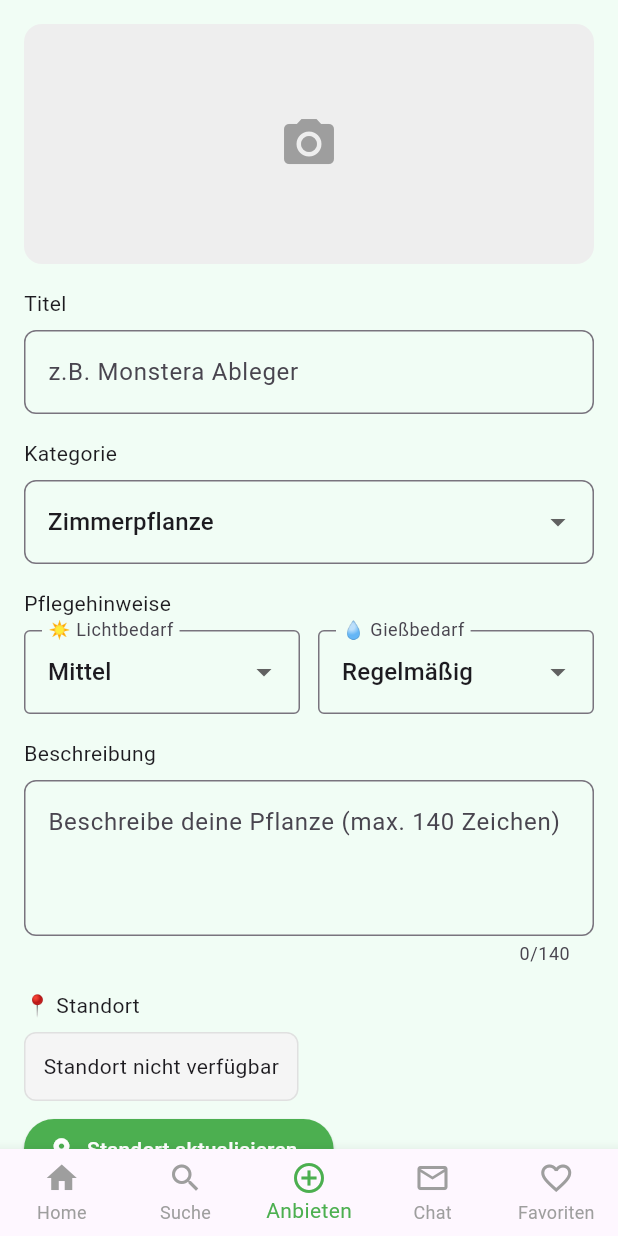
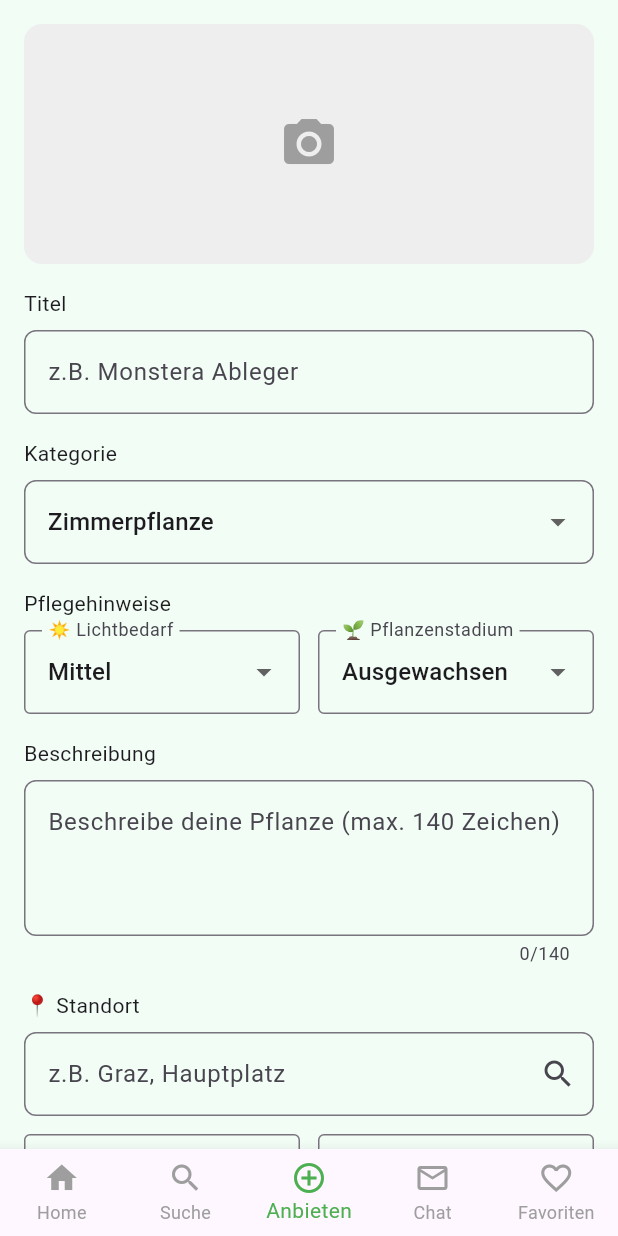
Before and after one commit to Anjanjanja1/GrowCircle, a Flutter app: the DashboardPage widget shown alone on an empty page, opened directly, item 3 of the bottom bar chosen, on a phone screen of 412 x 824 dp. Run offline on Flutter 3.47's test engine with Material 3 defaults, Android fonts, the phone set to English and light mode, and no system bars; our stand-ins replace flutter_map, geocoding, geolocator, image_picker, latlong2.

Commit message:
Add geolocation and plant management features with dummy data and image assets

```diff
--- a/lib/dashboard_page.dart
+++ b/lib/dashboard_page.dart
@@ -4,6 +4,8 @@ import 'package:flutter_map/flutter_map.dart';
 import 'package:latlong2/latlong.dart';
 import 'offer_page.dart';
 import 'main_layout.dart';
+import 'dummy_data.dart';
+import 'dart:io';
 
 class DashboardPage extends StatefulWidget {
   const DashboardPage({super.key});
@@ -26,31 +28,22 @@ class _DashboardPageState extends State<DashboardPage> {
   }
 
   Future<void> _determinePosition() async {
-    bool serviceEnabled;
-    LocationPermission permission;
-
-    serviceEnabled = await Geolocator.isLocationServiceEnabled();
+    bool serviceEnabled = await Geolocator.isLocationServiceEnabled();
     if (!serviceEnabled) {
       await Geolocator.openLocationSettings();
       return;
     }
 
-    permission = await Geolocator.checkPermission();
+    LocationPermission permission = await Geolocator.checkPermission();
     if (permission == LocationPermission.denied) {
       permission = await Geolocator.requestPermission();
-      if (permission == LocationPermission.denied) {
-        return;
-      }
+      if (permission == LocationPermission.denied) return;
     }
 
-    if (permission == LocationPermission.deniedForever) {
-      return;
-    }
+    if (permission == LocationPermission.deniedForever) return;
 
     Position position = await Geolocator.getCurrentPosition();
-    setState(() {
-      _currentPosition = position;
-    });
+    setState(() => _currentPosition = position);
   }
 
   double _radiusToZoom(double radiusKm) {
@@ -177,6 +170,32 @@ class _DashboardPageState extends State<DashboardPage> {
                                         size: 36,
                                       ),
                                     ),
+                                    ...dummyPlants.map(
+                                      (plant) => Marker(
+                                        width: 50.0,
+                                        height: 50.0,
+                                        point: plant.standort,
+                                        child: Container(
+                                          padding: const EdgeInsets.all(6),
+                                          decoration: BoxDecoration(
+                                            color: Colors.white,
+                                            shape: BoxShape.circle,
+                                            boxShadow: [
+                                              BoxShadow(
+                                                color: Colors.black26,
+                                                blurRadius: 6,
+                                                offset: Offset(0, 2),
+                                              ),
+                                            ],
+                                          ),
+                                          child: const Icon(
+                                            Icons.local_florist,
+                                            color: Colors.green,
+                                            size: 28,
+                                          ),
+                                        ),
+                                      ),
+                                    ),
                                   ],
                                 ),
                               ],
@@ -187,9 +206,7 @@ class _DashboardPageState extends State<DashboardPage> {
                   Positioned(
                     right: 16,
                     bottom: 16,
-                    child: Column(
-                      children: [
-                        Container(
+                    child: Container(
                       decoration: BoxDecoration(
                         color: Colors.white.withOpacity(0.8),
                         borderRadius: BorderRadius.circular(4),
@@ -206,8 +223,6 @@ class _DashboardPageState extends State<DashboardPage> {
                           ),
                         ],
                       ),
-                        ),
-                      ],
                     ),
                   ),
               ],
@@ -248,7 +263,7 @@ class _DashboardPageState extends State<DashboardPage> {
             GridView.builder(
               shrinkWrap: true,
               physics: const NeverScrollableScrollPhysics(),
-              itemCount: 6,
+              itemCount: dummyPlants.length,
               gridDelegate: const SliverGridDelegateWithFixedCrossAxisCount(
                 crossAxisCount: 2,
                 mainAxisSpacing: 12,
@@ -256,6 +271,7 @@ class _DashboardPageState extends State<DashboardPage> {
                 childAspectRatio: 3 / 4,
               ),
               itemBuilder: (context, index) {
+                final plant = dummyPlants[index];
                 return Container(
                   decoration: BoxDecoration(
                     color: Colors.green.shade100,
@@ -271,16 +287,34 @@ class _DashboardPageState extends State<DashboardPage> {
                               top: Radius.circular(12),
                             ),
                           ),
-                          child: const Center(
+                          child:
+                              plant.bildPfad != null
+                                  ? (plant.bildPfad!.startsWith('assets/')
+                                      ? Image.asset(
+                                        plant.bildPfad!,
+                                        fit: BoxFit.cover,
+                                        width: double.infinity,
+                                      )
+                                      : Image.file(
+                                        File(plant.bildPfad!),
+                                        fit: BoxFit.cover,
+                                        width: double.infinity,
+                                        errorBuilder: (context, error, stackTrace) {
+                                          return const Center(
+                                            child: Icon(Icons.broken_image, size: 40, color: Colors.blueGrey),
+                                          );
+                                        },
+                                      ))
+                                  : const Center(
                                     child: Icon(Icons.local_florist, size: 40),
                                   ),
                         ),
                       ),
-                      const Padding(
-                        padding: EdgeInsets.all(8),
+                      Padding(
+                        padding: const EdgeInsets.all(8),
                         child: Text(
-                          "Pflanze ${1}",
-                          style: TextStyle(fontWeight: FontWeight.bold),
+                          plant.titel,
+                          style: const TextStyle(fontWeight: FontWeight.bold),
                         ),
                       ),
                     ],
--- /dev/null
+++ b/lib/dummy_data.dart
@@ -0,0 +1,103 @@
+// NOTE: This list is updated via OfferPage when the user adds new entries.
+// Newly added plants with image file paths will use `Image.file(...)` rendering.
+
+import 'package:latlong2/latlong.dart';
+
+class DummyPlant {
+  final String titel;
+  final String kategorie;
+  final String lichtbedarf;
+  final String pflanzenstadium;
+  final String beschreibung;
+  final LatLng standort;
+  final String benutzerId;
+  final String? bildPfad;
+
+  DummyPlant({
+    required this.titel,
+    required this.kategorie,
+    required this.lichtbedarf,
+    required this.pflanzenstadium,
+    required this.beschreibung,
+    required this.standort,
+    required this.benutzerId,
+    this.bildPfad,
+  });
+}
+
+class DummyUser {
+  final String id;
+  final String name;
+
+  DummyUser({required this.id, required this.name});
+}
+
+// Dummy Benutzer
+final List<DummyUser> dummyUsers = [
+  DummyUser(id: 'u1', name: 'Anna'),
+  DummyUser(id: 'u2', name: 'Lukas'),
+];
+
+// Dummy Pflanzen rund um Graz
+final List<DummyPlant> dummyPlants = [
+  DummyPlant(
+    titel: 'Monstera',
+    kategorie: 'Zimmerpflanze',
+    lichtbedarf: 'Mittel',
+    pflanzenstadium: 'Ableger',
+    beschreibung: 'Schöne große Blätter',
+    standort: LatLng(47.0707, 15.4395), // Zentrum Graz
+    benutzerId: 'u1',
+    bildPfad: 'assets/images/plants/monstera.jpg',
+  ),
+  DummyPlant(
+    titel: 'Basilikum',
+    kategorie: 'Kräuter',
+    lichtbedarf: 'Viel',
+    pflanzenstadium: 'Ableger',
+    beschreibung: 'Frischer Basilikum für deine Küche',
+    standort: LatLng(47.0750, 15.4500), // Lendplatz
+    benutzerId: 'u2',
+    bildPfad: 'assets/images/plants/basilikum.jpg',
+  ),
+  DummyPlant(
+    titel: 'Aloe Vera',
+    kategorie: 'Zimmerpflanze',
+    lichtbedarf: 'Viel',
+    pflanzenstadium: 'Jungpflanze',
+    beschreibung: 'Sehr pflegeleicht und heilend',
+    standort: LatLng(47.0670, 15.4300), // Jakominiplatz
+    benutzerId: 'u1',
+    bildPfad: 'assets/images/plants/aloe_vera.jpg',
+  ),
+  DummyPlant(
+    titel: 'Minze',
+    kategorie: 'Kräuter',
+    lichtbedarf: 'Mittel',
+    pflanzenstadium: 'Jungpflanze',
+    beschreibung: 'Ideal für Tee!',
+    standort: LatLng(47.0735, 15.4420), // Uni Graz
+    benutzerId: 'u2',
+    bildPfad: 'assets/images/plants/minze.jpg',
+  ),
+  DummyPlant(
+    titel: 'Lavendel',
+    kategorie: 'Gartenpflanze',
+    lichtbedarf: 'Viel',
+    pflanzenstadium: 'Ausgewachsen',
+    beschreibung: 'Duftet wunderbar!',
+    standort: LatLng(47.0690, 15.4600), // Murpark
+    benutzerId: 'u1',
+    bildPfad: 'assets/images/plants/lavendel.jpg',
+  ),
+  DummyPlant(
+    titel: 'Efeutute',
+    kategorie: 'Zimmerpflanze',
+    lichtbedarf: 'Wenig',
+    pflanzenstadium: 'Ausgewachsen',
+    beschreibung: 'Perfekt fürs Regal',
+    standort: LatLng(47.0780, 15.4350), // Hauptbahnhof
+    benutzerId: 'u2',
+    bildPfad: 'assets/images/plants/efeutute.jpg',
+  ),
+];
--- a/lib/offer_page.dart
+++ b/lib/offer_page.dart
@@ -1,7 +1,10 @@
 import 'dart:io';
 import 'package:flutter/material.dart';
 import 'package:image_picker/image_picker.dart';
+import 'package:latlong2/latlong.dart';
+import 'package:geocoding/geocoding.dart';
 import 'main_layout.dart';
+import 'dummy_data.dart'; //DUMMY LIST
 
 class OfferPage extends StatefulWidget {
   @override
@@ -11,8 +14,16 @@ class OfferPage extends StatefulWidget {
 class _OfferPageState extends State<OfferPage> {
   File? _image;
   final picker = ImagePicker();
+
+  final _titelController = TextEditingController();
+  final _beschreibungController = TextEditingController();
+  final _latitudeController = TextEditingController();
+  final _longitudeController = TextEditingController();
+  final _addressController = TextEditingController();
+
   String _lichtbedarf = 'Mittel';
-  String _giebebedarf = 'Regelmäßig';
+  String _pflanzenstadium = 'Ausgewachsen';
+  String _kategorie = 'Zimmerpflanze';
 
   Future<void> _pickImage() async {
     final pickedFile = await picker.pickImage(source: ImageSource.gallery);
@@ -21,6 +32,81 @@ class _OfferPageState extends State<OfferPage> {
         _image = File(pickedFile.path);
       });
     }
+  }
+
+  Future<void> _getCoordinatesFromAddress() async {
+    final address = _addressController.text.trim();
+    if (address.isEmpty) {
+      ScaffoldMessenger.of(context).showSnackBar(
+        const SnackBar(content: Text("Bitte Adresse eingeben")),
+      );
+      return;
+    }
+
+    try {
+      List<Location> locations = await locationFromAddress(address);
+      if (locations.isNotEmpty) {
+        final loc = locations.first;
+        setState(() {
+          _latitudeController.text = loc.latitude.toString();
+          _longitudeController.text = loc.longitude.toString();
+        });
+      } else {
+        throw Exception("Keine Koordinaten gefunden");
+      }
+    } catch (e) {
+      ScaffoldMessenger.of(context).showSnackBar(
+        SnackBar(content: Text("Adresse konnte nicht gefunden werden: $e")),
+      );
+    }
+  }
+
+  void _speichereAngebot() {
+    final titel = _titelController.text.trim();
+    final beschreibung = _beschreibungController.text.trim();
+    final latStr = _latitudeController.text.trim();
+    final lngStr = _longitudeController.text.trim();
+
+    if (titel.isEmpty || latStr.isEmpty || lngStr.isEmpty) {
+      ScaffoldMessenger.of(context).showSnackBar(
+        const SnackBar(content: Text("Bitte alle Pflichtfelder ausfüllen")),
+      );
+      return;
+    }
+
+    final double? lat = double.tryParse(latStr);
+    final double? lng = double.tryParse(lngStr);
+    if (lat == null || lng == null) {
+      ScaffoldMessenger.of(context).showSnackBar(
+        const SnackBar(content: Text("Ungültige Koordinaten")),
+      );
+      return;
+    }
+
+    final neuesPflanze = DummyPlant(
+      titel: titel,
+      kategorie: _kategorie,
+      lichtbedarf: _lichtbedarf,
+      pflanzenstadium: _pflanzenstadium,
+      beschreibung: beschreibung,
+      standort: LatLng(lat, lng),
+      benutzerId: 'u1',
+      bildPfad: _image?.path,
+    );
+
+    setState(() {
+      dummyPlants.add(neuesPflanze);
+      _titelController.clear();
+      _beschreibungController.clear();
+      _latitudeController.clear();
+      _longitudeController.clear();
+      _addressController.clear();
+      _image = null;
+    });
+
+    ScaffoldMessenger.of(context).showSnackBar(
+      const SnackBar(content: Text("Pflanze hinzugefügt!")),
+    );
   }
 
   @override
@@ -42,13 +128,8 @@ class _OfferPageState extends State<OfferPage> {
                   borderRadius: BorderRadius.circular(12),
                 ),
                 child: Center(
-                  child:
-                      _image == null
-                          ? const Icon(
-                            Icons.camera_alt,
-                            size: 40,
-                            color: Colors.grey,
-                          )
+                  child: _image == null
+                      ? const Icon(Icons.camera_alt, size: 40, color: Colors.grey)
                       : Image.file(_image!, fit: BoxFit.cover),
                 ),
               ),
@@ -59,11 +140,10 @@ class _OfferPageState extends State<OfferPage> {
             const Text("Titel"),
             const SizedBox(height: 8),
             TextField(
+              controller: _titelController,
               decoration: InputDecoration(
                 hintText: 'z.B. Monstera Ableger',
-                border: OutlineInputBorder(
-                  borderRadius: BorderRadius.circular(8),
-                ),
+                border: OutlineInputBorder(borderRadius: BorderRadius.circular(8)),
               ),
             ),
             const SizedBox(height: 16),
@@ -72,16 +152,13 @@ class _OfferPageState extends State<OfferPage> {
             const Text("Kategorie"),
             const SizedBox(height: 8),
             DropdownButtonFormField<String>(
-              value: 'Zimmerpflanze',
-              items:
-                  ['Zimmerpflanze', 'Kräuter', 'Gartenpflanze', 'Sonstige']
+              value: _kategorie,
+              items: ['Zimmerpflanze', 'Kräuter', 'Gartenpflanze', 'Sonstige']
                   .map((e) => DropdownMenuItem(value: e, child: Text(e)))
                   .toList(),
-              onChanged: (_) {},
+              onChanged: (val) => setState(() => _kategorie = val!),
               decoration: InputDecoration(
-                border: OutlineInputBorder(
-                  borderRadius: BorderRadius.circular(8),
-                ),
+                border: OutlineInputBorder(borderRadius: BorderRadius.circular(8)),
               ),
             ),
             const SizedBox(height: 16),
@@ -94,13 +171,10 @@ class _OfferPageState extends State<OfferPage> {
                 Expanded(
                   child: DropdownButtonFormField<String>(
                     value: _lichtbedarf,
-                    items:
-                        ['Wenig', 'Mittel', 'Viel']
-                            .map(
-                              (e) => DropdownMenuItem(value: e, child: Text(e)),
-                            )
+                    items: ['Wenig', 'Mittel', 'Viel']
+                        .map((e) => DropdownMenuItem(value: e, child: Text(e)))
                         .toList(),
-                    onChanged: (value) => setState(() => _lichtbedarf = value!),
+                    onChanged: (val) => setState(() => _lichtbedarf = val!),
                     decoration: const InputDecoration(
                       labelText: '☀️ Lichtbedarf',
                       border: OutlineInputBorder(),
@@ -110,16 +184,13 @@ class _OfferPageState extends State<OfferPage> {
                 const SizedBox(width: 12),
                 Expanded(
                   child: DropdownButtonFormField<String>(
-                    value: _giebebedarf,
-                    items:
-                        ['Selten', 'Regelmäßig', 'Häufig']
-                            .map(
-                              (e) => DropdownMenuItem(value: e, child: Text(e)),
-                            )
+                    value: _pflanzenstadium,
+                    items: ['Ableger', 'Jungpflanze', 'Ausgewachsen']
+                        .map((e) => DropdownMenuItem(value: e, child: Text(e)))
                         .toList(),
-                    onChanged: (value) => setState(() => _giebebedarf = value!),
+                    onChanged: (val) => setState(() => _pflanzenstadium = val!),
                     decoration: const InputDecoration(
-                      labelText: '💧 Gießbedarf',
+                      labelText: '🌱 Pflanzenstadium',
                       border: OutlineInputBorder(),
                     ),
                   ),
@@ -132,40 +203,59 @@ class _OfferPageState extends State<OfferPage> {
             const Text("Beschreibung"),
             const SizedBox(height: 8),
             TextField(
+              controller: _beschreibungController,
               maxLength: 140,
               maxLines: 3,
               decoration: InputDecoration(
                 hintText: "Beschreibe deine Pflanze (max. 140 Zeichen)",
-                border: OutlineInputBorder(
-                  borderRadius: BorderRadius.circular(8),
-                ),
+                border: OutlineInputBorder(borderRadius: BorderRadius.circular(8)),
               ),
             ),
             const SizedBox(height: 16),
 
-            // Standort
             const Text("📍 Standort"),
             const SizedBox(height: 8),
-            Container(
-              padding: const EdgeInsets.all(12),
-              decoration: BoxDecoration(
-                color: Colors.grey.shade100,
-                borderRadius: BorderRadius.circular(8),
-                border: Border.all(color: Colors.grey.shade300),
+            TextField(
+              controller: _addressController,
+              decoration: InputDecoration(
+                hintText: "z.B. Graz, Hauptplatz",
+                suffixIcon: IconButton(
+                  icon: const Icon(Icons.search),
+                  onPressed: _getCoordinatesFromAddress,
                 ),
-              child: const Text("Standort nicht verfügbar"),
+                border: OutlineInputBorder(borderRadius: BorderRadius.circular(8)),
               ),
-            const SizedBox(height: 8),
-            ElevatedButton.icon(
-              onPressed: () {
-                // Dummy Standort aktualisieren Logik
-              },
-              icon: const Icon(Icons.location_on),
-              label: const Text("Standort aktualisieren"),
-              style: ElevatedButton.styleFrom(
-                backgroundColor: Colors.green,
-                foregroundColor: Colors.white,
             ),
+            const SizedBox(height: 12),
+
+            Row(
+              children: [
+                Expanded(
+                  child: TextField(
+                    controller: _latitudeController,
+                    keyboardType: TextInputType.numberWithOptions(
+                      decimal: true,
+                    ),
+                    decoration: const InputDecoration(
+                      labelText: "Breitengrad (Lat)",
+                      border: OutlineInputBorder(),
+                    ),
+                  ),
+                ),
+                const SizedBox(width: 12),
+                Expanded(
+                  child: TextField(
+                    controller: _longitudeController,
+                    keyboardType: TextInputType.numberWithOptions(
+                      decimal: true,
+                    ),
+                    decoration: const InputDecoration(
+                      labelText: "Längengrad (Lng)",
+                      border: OutlineInputBorder(),
+                    ),
+                  ),
+                ),
+              ],
             ),
             const SizedBox(height: 24),
 
@@ -173,12 +263,7 @@ class _OfferPageState extends State<OfferPage> {
             SizedBox(
               width: double.infinity,
               child: ElevatedButton(
-                onPressed: () {
-                  // Angebot speichern (Dummy)
-                  ScaffoldMessenger.of(context).showSnackBar(
-                    const SnackBar(content: Text("Angebot gespeichert")),
-                  );
-                },
+                onPressed: _speichereAngebot,
                 style: ElevatedButton.styleFrom(
                   backgroundColor: Colors.green,
                   padding: const EdgeInsets.symmetric(vertical: 16),
--- a/pubspec.yaml
+++ b/pubspec.yaml
@@ -35,6 +35,7 @@ dependencies:
   geolocator: ^14.0.0
   flutter_map: ^6.1.0
   latlong2: ^0.9.0
+  geocoding: ^2.0.5
 
  # sign_in_with_apple: ^5.0.0
 
@@ -65,9 +66,8 @@ flutter:
   uses-material-design: true
 
   # To add assets to your application, add an assets section, like this:
-  # assets:
-  #   - images/a_dot_burr.jpeg
-  #   - images/a_dot_ham.jpeg
+  assets:
+    - assets/images/plants/
 
   # An image asset can refer to one or more resolution-specific "variants", see
   # https://flutter.dev/to/resolution-aware-images
```
Also changed, not shown: assets/images/plants/aloe_vera.jpg (added), assets/images/plants/basilikum.jpg (added), assets/images/plants/efeutute.jpg (added), assets/images/plants/lavendel.jpg (added), assets/images/plants/minze.jpg (added), assets/images/plants/monstera.jpg (added), pubspec.lock, 1 other file. Lines whose indentation alone changed are shown as unchanged.
